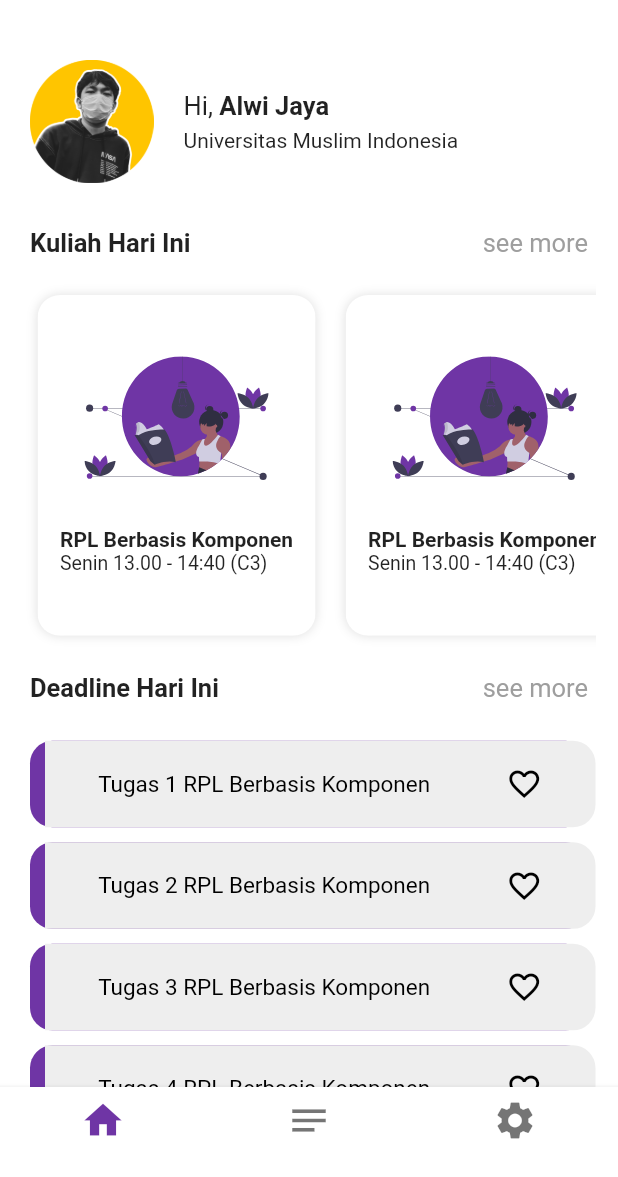
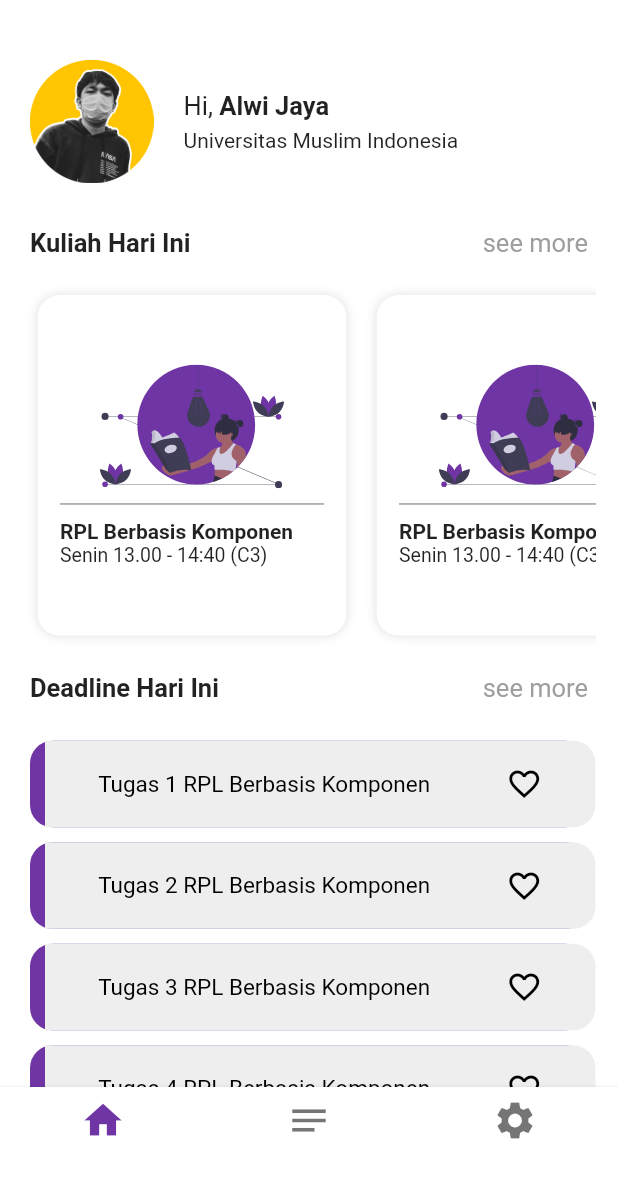
Before and after one commit to alwijein/anti-ngaret, a Flutter app: the HomeScreen screen opened directly, on a phone screen of 412 x 824 dp, the part 59-1236 px from its top. Run offline on Flutter 3.47's test engine with Material 2 defaults, Android fonts, the light colour scheme and no system bars; our stand-ins replace flutter_svg, google_fonts.

Commit message:
modifier card kelas

```diff
--- a/lib/Screens/Home/components/rounded_card_kelas.dart
+++ b/lib/Screens/Home/components/rounded_card_kelas.dart
@@ -11,7 +11,9 @@ class RoundedCardKelas extends StatelessWidget {
   @override
   Widget build(BuildContext context) {
     Size size = MediaQuery.of(context).size;
+    final double cardWIdht = size.width * 0.5;
     return Container(
+      width: cardWIdht,
       margin: EdgeInsets.all(10),
       decoration: BoxDecoration(
         boxShadow: [
@@ -39,28 +41,33 @@ class RoundedCardKelas extends StatelessWidget {
                 crossAxisAlignment: CrossAxisAlignment.center,
                 children: [
                   SvgPicture.asset("assets/icons/book_reading.svg",
-                      height: size.height * 0.1),
-
-                  // divider sementara
-                  Divider(
-                    thickness: 1,
-                    color: kPrimaryColor,
+                      height: cardWIdht * 0.4),
+                  Container(
+                    margin: EdgeInsets.symmetric(vertical: 10),
+                    width: cardWIdht,
+                    decoration: BoxDecoration(
+                      border: Border(
+                        top: BorderSide(color: Colors.grey),
                       ),
-                  Divider(
-                    thickness: 1,
-                    color: kPrimaryColor,
                     ),
-                  Column(
+                  ),
+                  Container(
+                    width: cardWIdht,
+                    child: Column(
                       crossAxisAlignment: CrossAxisAlignment.start,
                       children: [
                         Text(
                           'RPL Berbasis Komponen',
                           style: TextStyle(fontWeight: FontWeight.bold),
                         ),
-                      Text('Senin 13.00 - 14:40 (C3)',style: TextStyle(
+                        Text(
+                          'Senin 13.00 - 14:40 (C3)',
+                          style: TextStyle(
                             fontSize: 13.0,
-                      ),),
+                          ),
+                        ),
                       ],
+                    ),
                   )
                 ],
               ),
```
Lines whose indentation alone changed are shown as unchanged.
